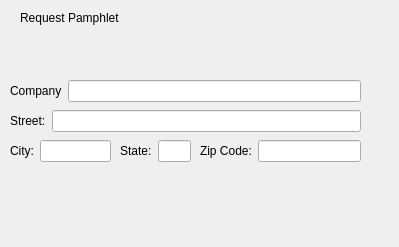
This is requestpamphlet.ui in JaredRauch/Cyber-Dragon-Repository as Qt 5 draws it before an edit. The edited form follows.
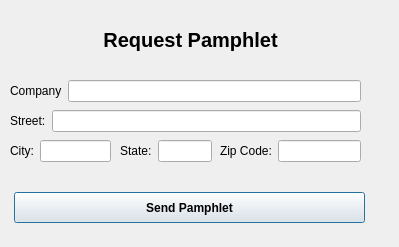
This is the edited form.

Commit message: Added submit buttons

What changed in the file:
```diff
--- a/requestpamphlet.ui
+++ b/requestpamphlet.ui
@@ -16,14 +16,21 @@
   <widget class="QLabel" name="label_4">
    <property name="geometry">
     <rect>
-     <x>20</x>
+     <x>30</x>
      <y>10</y>
-     <width>101</width>
-     <height>16</height>
+     <width>321</width>
+     <height>61</height>
     </rect>
    </property>
+   <property name="font">
+    <font>
+     <pointsize>15</pointsize>
+     <weight>75</weight>
+     <bold>true</bold>
+    </font>
+   </property>
    <property name="text">
-    <string>Request Pamphlet</string>
+    <string>&lt;html&gt;&lt;head/&gt;&lt;body&gt;&lt;p align=&quot;center&quot;&gt;Request Pamphlet&lt;/p&gt;&lt;/body&gt;&lt;/html&gt;</string>
    </property>
   </widget>
   <widget class="QWidget" name="layoutWidget">
@@ -53,7 +60,7 @@
     <rect>
      <x>120</x>
      <y>140</y>
-     <width>71</width>
+     <width>92</width>
      <height>22</height>
     </rect>
    </property>
@@ -73,9 +80,9 @@
   <widget class="QWidget" name="layoutWidget_3">
    <property name="geometry">
     <rect>
-     <x>200</x>
+     <x>220</x>
      <y>140</y>
-     <width>161</width>
+     <width>141</width>
      <height>22</height>
     </rect>
    </property>
@@ -92,7 +99,7 @@
     </item>
    </layout>
   </widget>
-  <widget class="QWidget" name="">
+  <widget class="QWidget" name="layoutWidget">
    <property name="geometry">
     <rect>
      <x>10</x>
@@ -114,7 +121,7 @@
     </item>
    </layout>
   </widget>
-  <widget class="QWidget" name="">
+  <widget class="QWidget" name="layoutWidget">
    <property name="geometry">
     <rect>
      <x>10</x>
@@ -136,13 +143,27 @@
     </item>
    </layout>
   </widget>
-  <zorder>lineEdit</zorder>
-  <zorder>lineEdit_2</zorder>
-  <zorder>lineEdit_3</zorder>
-  <zorder>label</zorder>
-  <zorder>label_2</zorder>
-  <zorder>label_3</zorder>
-  <zorder>lineEdit_2</zorder>
+  <widget class="QPushButton" name="pushButton">
+   <property name="geometry">
+    <rect>
+     <x>14</x>
+     <y>192</y>
+     <width>351</width>
+     <height>31</height>
+    </rect>
+   </property>
+   <property name="font">
+    <font>
+     <weight>75</weight>
+     <bold>true</bold>
+    </font>
+   </property>
+   <property name="text">
+    <string>Send Pamphlet</string>
+   </property>
+  </widget>
+  <zorder>layoutWidget</zorder>
+  <zorder>layoutWidget</zorder>
   <zorder>label_4</zorder>
   <zorder>layoutWidget</zorder>
   <zorder>layoutWidget_2</zorder>
```
Left out of the diff: 1 changed line with no effect on the pictures. The commit also changes 14 other files.
